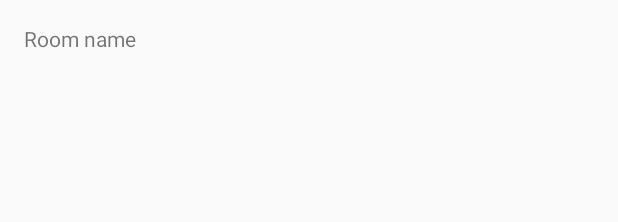
After one commit to annaBoutin/android_app, an Android app: the layout activity_room.xml on its own in the app's theme, with its tools: preview values and no code run, on a phone screen of 412 x 824 dp. The commit adds this screen. Shown: the top 222 px of the screen. Run offline under Robolectric (Android 15) with nearby library versions, the phone set to English and light mode, and no system bars.

Commit message:
click room

```diff
--- a/app/src/main/AndroidManifest.xml
+++ b/app/src/main/AndroidManifest.xml
@@ -12,8 +12,11 @@
         android:supportsRtl="true"
         android:theme="@style/Theme.Faircorp">
         <activity
+            android:name=".RoomActivity"
+            android:parentActivityName=".RoomsActivity"></activity>
+        <activity
             android:name=".RoomsActivity"
-            android:parentActivityName=".MainActivity"></activity>
+            android:parentActivityName=".MainActivity" />
         <activity
             android:name=".ListDataActivity"
             android:parentActivityName=".MainActivity" />
--- a/app/src/main/java/com/faircorp/MainActivity.kt
+++ b/app/src/main/java/com/faircorp/MainActivity.kt
@@ -7,6 +7,7 @@ import android.widget.EditText
 import android.widget.Toast
 
 const val WINDOW_NAME_PARAM = "com.faircorp.windowname.attribute"
+const val ROOM_NAME_PARAM = "com.faircorp.roomname.attribute"
 
 class MainActivity : BasicActivity() {
     override fun onCreate(savedInstanceState: Bundle?) {
--- /dev/null
+++ b/app/src/main/java/com/faircorp/model/OnRoomSelectedListener.kt
@@ -0,0 +1,5 @@
+package com.faircorp.model
+
+interface OnRoomSelectedListener {
+    fun onRoomSelected (id : Long)
+}
--- /dev/null
+++ b/app/src/main/res/layout/activity_room.xml
@@ -0,0 +1,28 @@
+<?xml version="1.0" encoding="utf-8"?>
+<androidx.constraintlayout.widget.ConstraintLayout xmlns:android="http://schemas.android.com/apk/res/android"
+    xmlns:app="http://schemas.android.com/apk/res-auto"
+    xmlns:tools="http://schemas.android.com/tools"
+    android:layout_width="match_parent"
+    android:layout_height="match_parent"
+    tools:context=".RoomActivity">
+
+    <TextView
+        android:id="@+id/textView4"
+        android:layout_width="wrap_content"
+        android:layout_height="wrap_content"
+        android:layout_marginStart="16dp"
+        android:layout_marginTop="16dp"
+        android:text="@string/act_room_name"
+        app:layout_constraintStart_toStartOf="parent"
+        app:layout_constraintTop_toTopOf="parent" />
+
+    <TextView
+        android:id="@+id/txt_room_room_name"
+        android:layout_width="wrap_content"
+        android:layout_height="wrap_content"
+        android:layout_marginStart="16dp"
+        android:layout_marginTop="8dp"
+        android:textAppearance="@style/TextAppearance.AppCompat.Large"
+        app:layout_constraintStart_toStartOf="parent"
+        app:layout_constraintTop_toBottomOf="@+id/textView4" />
+</androidx.constraintlayout.widget.ConstraintLayout>
--- a/app/src/main/res/values/strings.xml
+++ b/app/src/main/res/values/strings.xml
@@ -14,6 +14,8 @@
 
     <string name="act_list_data_building">Building windows</string>
 
+    <string name="act_room_name">Room name</string>
+
     <string name="menu_windows">Building windows</string>
     <string name="menu_website">Our website</string>
     <string name="menu_email">Send us an email</string>
```
Also changed, not shown: app/src/main/java/com/faircorp/RoomActivity.kt (added, +43 -0 lines), app/src/main/java/com/faircorp/RoomsActivity.kt (+9 -2 lines), app/src/main/java/com/faircorp/model/RoomsAdapterView.kt (+10 -1 lines).
